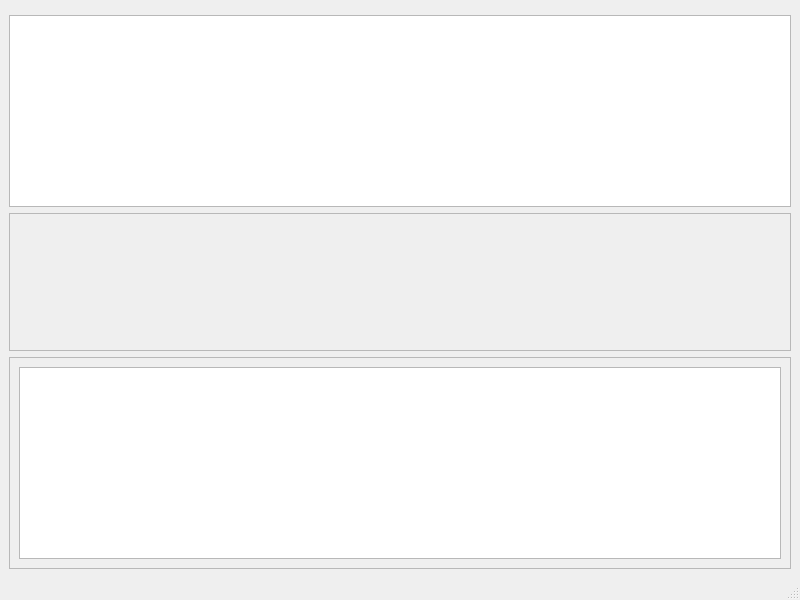
Old version of the form examples/auto_extraction/test.ui in the repository mourra950/Siemens-System-Level-Modelling-of-ASDLA-Graduation-Project.
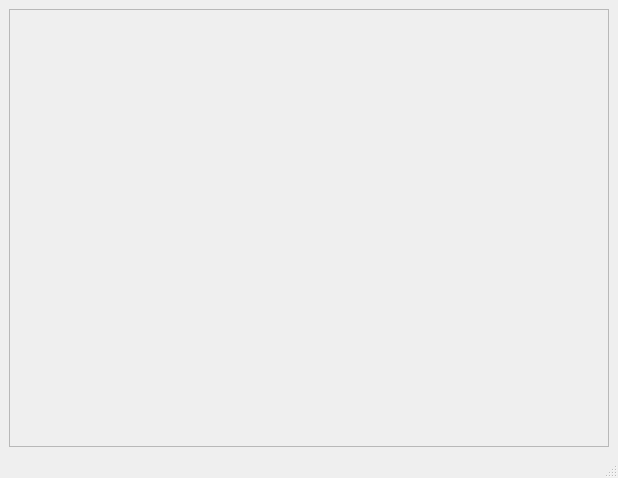
New version of the form.

Commit message:
implemented the extraction method with the GUI
the buttons is iterated on the data extracted from pytorch so we can make the configurations automatically made with the need for to exert effort to collect all needed data about layers and making it easier in the future to just start the program even if the library is updated and get the latest layers or args

Patch:
```diff
--- a/examples/auto_extraction/test.ui
+++ b/examples/auto_extraction/test.ui
@@ -6,8 +6,8 @@
    <rect>
     <x>0</x>
     <y>0</y>
-    <width>800</width>
-    <height>600</height>
+    <width>618</width>
+    <height>478</height>
    </rect>
   </property>
   <property name="windowTitle">
@@ -15,34 +15,6 @@
   </property>
   <widget class="QWidget" name="centralwidget">
    <layout class="QVBoxLayout" name="verticalLayout">
-    <item>
-     <widget class="QWidget" name="widget_2" native="true"/>
-    </item>
-    <item>
-     <widget class="QListWidget" name="listWidget"/>
-    </item>
-    <item>
-     <widget class="QScrollArea" name="scrollArea_2">
-      <property name="widgetResizable">
-       <bool>true</bool>
-      </property>
-      <widget class="QWidget" name="scrollAreaWidgetContents_2">
-       <property name="geometry">
-        <rect>
-         <x>0</x>
-         <y>0</y>
-         <width>780</width>
-         <height>158</height>
-        </rect>
-       </property>
-       <layout class="QVBoxLayout" name="verticalLayout_4">
-        <item>
-         <layout class="QVBoxLayout" name="verticalLayout_6"/>
-        </item>
-       </layout>
-      </widget>
-     </widget>
-    </item>
     <item>
      <widget class="QScrollArea" name="scrollArea">
       <property name="widgetResizable">
@@ -53,13 +25,13 @@
         <rect>
          <x>0</x>
          <y>0</y>
-         <width>780</width>
-         <height>157</height>
+         <width>598</width>
+         <height>415</height>
         </rect>
        </property>
        <layout class="QVBoxLayout" name="verticalLayout_2">
         <item>
-         <widget class="QListView" name="listView"/>
+         <layout class="QVBoxLayout" name="Scrollbox"/>
         </item>
        </layout>
       </widget>
```
Left out of the diff: 6 changed lines with no effect on the pictures. The commit also changes 1 other file.
